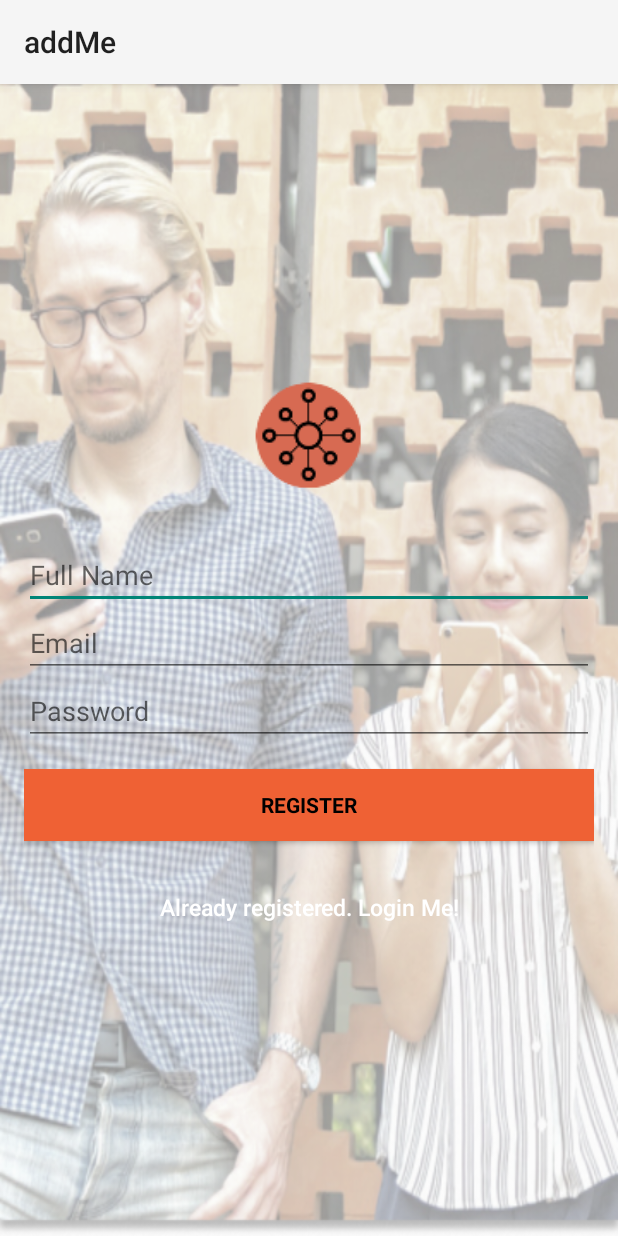
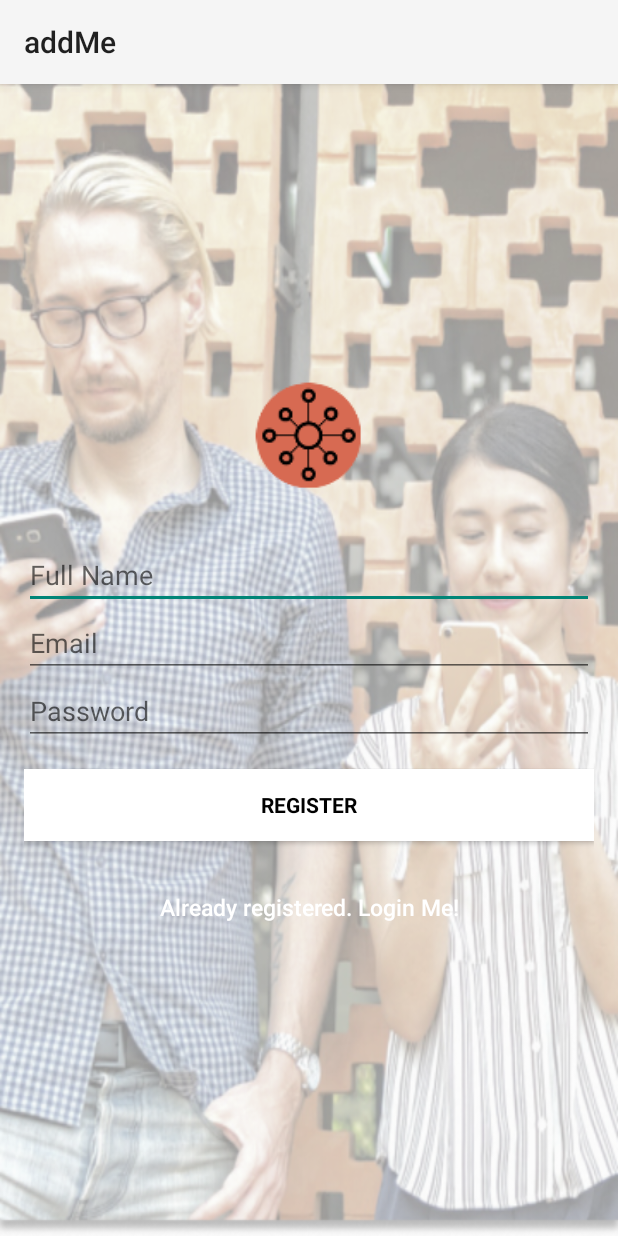
Before and after one commit to mlazana/addMe-Android, an Android app: the SignupActivity screen opened directly, with no data from a screen before it, on a phone screen of 412 x 824 dp. Run offline under Robolectric (Android 15) with nearby library versions, the phone set to English and light mode, and no system bars; our stand-ins replace Firebase (no records; nobody signed in at launch, a user with empty details on screens opened directly); Roboto replaces fonts that are not available here.

Commit message:
Minor Updates to xmls

```diff
--- a/app/src/main/res/drawable/rectangle.xml
+++ b/app/src/main/res/drawable/rectangle.xml
@@ -4,7 +4,7 @@
     <solid android:color="@android:color/transparent" />
 
     <stroke
-        android:width="3dp"
+        android:width="2dp"
         android:color="@color/blue_photo_name" />
 
     <padding
--- a/app/src/main/res/values/colors.xml
+++ b/app/src/main/res/values/colors.xml
@@ -2,7 +2,7 @@
 <resources>
     <color name="colorPrimary">#EF6134</color>
     <color name="colorPrimaryDark">#555959</color>
-    <color name="colorAccent">#EF6134</color>
+    <color name="colorAccent">#ffffff</color>
 
     <color name="bg_login">#26ae90</color>
     <color name="bg_register">#2e3237</color>
@@ -30,4 +30,5 @@
     <color name="conn">#ADADAD</color>
     <color name="inside_color">#E9E9E9</color>
     <color name="color_text_social">#747474</color>
+    <color name="color_input">#AFAFAF</color>
 </resources>
--- a/app/src/main/res/values/strings.xml
+++ b/app/src/main/res/values/strings.xml
@@ -38,4 +38,7 @@
     <string name="category_profile">Profile</string>
     <string name="title_activity_settings">Settings</string>
 
+    <!-- TODO: Remove or change this placeholder text -->
+    <string name="hello_blank_fragment">Hello blank fragment</string>
+
 </resources>
```
